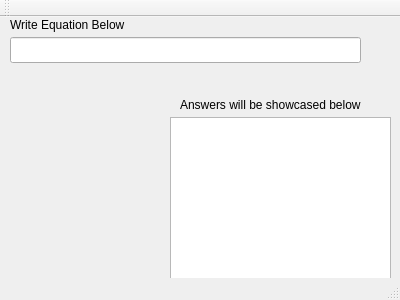
Before: the Qt Designer form calculator.ui in jlvivero/Calculator, drawn with Qt 5.
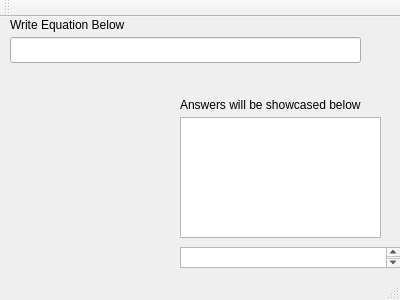
After: the same form once the commit is applied.

Commit message: fixed a bunch of bugs, basic functionality is working

Patch:
```diff
--- a/calculator.ui
+++ b/calculator.ui
@@ -40,10 +40,10 @@
    <widget class="QTextBrowser" name="textBrowser">
     <property name="geometry">
      <rect>
-      <x>170</x>
+      <x>180</x>
       <y>100</y>
-      <width>221</width>
-      <height>171</height>
+      <width>201</width>
+      <height>121</height>
      </rect>
     </property>
    </widget>
@@ -60,6 +60,16 @@
      <string>Answers will be showcased below</string>
     </property>
    </widget>
+   <widget class="QPlainTextEdit" name="plainTextEdit">
+    <property name="geometry">
+     <rect>
+      <x>180</x>
+      <y>230</y>
+      <width>221</width>
+      <height>21</height>
+     </rect>
+    </property>
+   </widget>
   </widget>
   <widget class="QToolBar" name="mainToolBar">
    <attribute name="toolBarArea">
```
The commit also changes 2 other files.
